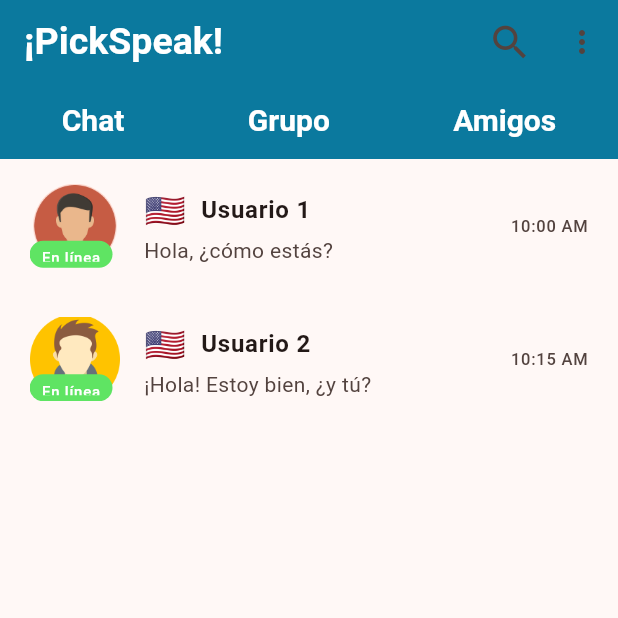
After one commit to Vane737/picspeak_movil, a Flutter app: the ChatListScreen screen opened directly, on a phone screen of 412 x 824 dp, the top half of it. The commit adds this screen. Run offline on Flutter 3.47's test engine with Material 2 defaults, Android fonts, the phone set to English and light mode, and no system bars; our stand-ins replace emoji_picker_flutter, flutter_chat_bubble, flutter_svg, image_picker, logger, shared_preferences; accounts and stored records are empty; network calls fail.

Commit message:
add view chats

```diff
--- a/lib/views/auth/login_screen.dart
+++ b/lib/views/auth/login_screen.dart
@@ -5,6 +5,7 @@ import 'package:picspeak_front/config/theme/app_colors.dart';
 import 'package:picspeak_front/models/api_response.dart';
 import 'package:picspeak_front/models/user.dart';
 import 'package:picspeak_front/services/auth_service.dart';
+import 'package:picspeak_front/views/chat/ChatList.dart';
 import 'package:picspeak_front/views/screens/nationalitity_screen.dart';
 import 'package:picspeak_front/views/widgets/custom_button.dart';
 import 'package:shared_preferences/shared_preferences.dart';
@@ -45,7 +46,7 @@ class _LoginScreenState extends State<LoginScreen> {
     await pref.setInt('userId', user.id ?? 0);
     Navigator.of(context).pushAndRemoveUntil(
         MaterialPageRoute(
-          builder: (context) => const NationalityScreen(),
+          builder: (context) => ChatList(),
         ),
         (route) => false);
   }
--- a/lib/views/auth/validate_email_screen.dart
+++ b/lib/views/auth/validate_email_screen.dart
@@ -96,7 +96,8 @@ class ValidateEmailScreen extends StatelessWidget {
                   onPressed: () {
                     Navigator.push(
                       context,
-                      MaterialPageRoute(builder: (context) => const NationalityScreen()),
+                      MaterialPageRoute(
+                          builder: (context) => const NationalityScreen()),
                     );
                   },
                 ),
--- /dev/null
+++ b/lib/views/chat/Chat.dart
@@ -0,0 +1,10 @@
+import 'package:flutter/material.dart';
+
+class Chat {
+  final String senderName;
+  final String lastMessage;
+  final String time;
+  final String imageAsset; // Ruta de la imagen para el chat
+
+  Chat(this.senderName, this.lastMessage, this.time, this.imageAsset);
+}
--- /dev/null
+++ b/lib/views/chat/ChatList.dart
@@ -0,0 +1,202 @@
+import 'package:flutter/material.dart';
+
+import 'package:flutter_chat_bubble/chat_bubble.dart';
+import 'package:flutter_chat_bubble/bubble_type.dart';
+import 'package:picspeak_front/views/chat/Chat.dart';
+import 'package:picspeak_front/views/chat/IndividualChat.dart';
+import 'package:picspeak_front/views/chat/chatListItem.dart';
+
+void main() => runApp(ChatList());
+
+class ChatList extends StatelessWidget {
+  @override
+  Widget build(BuildContext context) {
+    return MaterialApp(
+      home: ChatListScreen(),
+    );
+  }
+}
+
+class ChatListScreen extends StatelessWidget {
+  final List<Chat> chatList = [
+    Chat("Usuario 1", "Hola, ¿cómo estás?", "10:00 AM",
+        'assets/imagenes/avatar1.png'),
+    Chat("Usuario 2", "¡Hola! Estoy bien, ¿y tú?", "10:15 AM",
+        'assets/imagenes/avatar2.png'),
+    // Agrega más chats aquí...
+  ];
+
+  @override
+  Widget build(BuildContext context) {
+    return Scaffold(
+      appBar: AppBar(
+        elevation: 0,
+        backgroundColor: Color.fromARGB(255, 11, 121, 158),
+
+        title: Text(
+          '¡PickSpeak!',
+          style: TextStyle(
+            color: Colors.white,
+            fontWeight: FontWeight.bold,
+            fontSize: 25,
+          ),
+        ), // Título principal
+        actions: [
+          Container(
+            // Este es el "segundo AppBar" que emulamos en el ejemplo anterior.
+            height: 50,
+            color: Color.fromARGB(255, 11, 121, 158),
+            child: Row(
+              children: [
+                IconButton(
+                  icon: Icon(
+                    Icons.search,
+                    size: 30,
+                  ),
+                  onPressed: () {
+                    // Agregar aquí la lógica para la búsqueda.
+                  },
+                ),
+                PopupMenuButton<String>(
+                  onSelected: (choice) {
+                    // Manejar las opciones del menú.
+                    if (choice == 'Perfil') {
+                      // Lógica para abrir la pantalla de chat.
+                    } else if (choice == 'Informacion') {
+                      // Lógica para abrir la pantalla de grupos.
+                    } else if (choice == 'Ajustes') {
+                      // Lógica par
+                      //a abrir la pantalla de amigos.
+                    } else if (choice == 'Cerrar Sesion') {
+                      // Lógica par
+                      //a abrir la pantalla de amigos.
+                    }
+                  },
+                  itemBuilder: (BuildContext context) {
+                    return ['Perfil', 'Informacion', 'Ajustes', 'Cerrar Sesion']
+                        .map((String choice) {
+                      return PopupMenuItem<String>(
+                        value: choice,
+                        child: Text(choice),
+                      );
+                    }).toList();
+                  },
+                ),
+              ],
+            ),
+          ),
+        ],
+      ),
+      body: Column(
+        children: [
+          Container(
+            height: 50,
+            color: Color.fromARGB(255, 11, 121, 158),
+            child: Row(
+              mainAxisAlignment:
+                  MainAxisAlignment.spaceAround, // Alineación de los botones
+              children: [
+                Column(
+                  children: [
+                    TextButton(
+                      onPressed: () {
+                        // Lógica para abrir la pantalla de chats.
+                      },
+                      style: ButtonStyle(
+                        textStyle: MaterialStateProperty.all<TextStyle>(
+                          TextStyle(
+                            fontSize: 16, // Cambia el tamaño de la letra
+                            color: Color.fromARGB(255, 248, 248,
+                                248), // Cambia el color del texto
+                          ),
+                        ),
+                      ),
+                      child: Text(
+                        "Chat",
+                        style: TextStyle(
+                          color: Colors.white,
+                          fontWeight: FontWeight.bold,
+                          fontSize: 20,
+                        ),
+                      ),
+                    ),
+                  ],
+                ),
+                Column(
+                  children: [
+                    TextButton(
+                      onPressed: () {
+                        // Lógica para abrir la pantalla de chats.
+                      },
+                      style: ButtonStyle(
+                        textStyle: MaterialStateProperty.all<TextStyle>(
+                          TextStyle(
+                            fontSize: 16, // Cambia el tamaño de la letra
+                            color: Color.fromARGB(255, 248, 248,
+                                248), // Cambia el color del texto
+                          ),
+                        ),
+                      ),
+                      child: Text(
+                        "Grupo",
+                        style: TextStyle(
+                          color: Colors.white,
+                          fontWeight: FontWeight.bold,
+                          fontSize: 20,
+                        ),
+                      ),
+                    ),
+                  ],
+                ),
+                Column(
+                  children: [
+                    TextButton(
+                      onPressed: () {
+                        // Lógica para abrir la pantalla de chats.
+                      },
+                      style: ButtonStyle(
+                        textStyle: MaterialStateProperty.all<TextStyle>(
+                          TextStyle(
+                            fontSize: 16, // Cambia el tamaño de la letra
+                            color: Color.fromARGB(255, 255, 255,
+                                255), // Cambia el color del texto
+                          ),
+                        ),
+                      ),
+                      child: Text(
+                        "Amigos",
+                        style: TextStyle(
+                          color: Colors.white,
+                          fontWeight: FontWeight.bold,
+                          fontSize: 20,
+                        ),
+                      ),
+                    ),
+                  ],
+                ),
+              ],
+            ),
+          ),
+          Expanded(
+            child: ListView.builder(
+              itemCount: chatList.length,
+              itemBuilder: (context, index) {
+                final chat = chatList[index];
+                return ChatListItem(chat);
+              },
+            ),
+          ),
+        ],
+      ),
+    );
+  }
+}
+
+class IndividualChatScreen extends StatefulWidget {
+  final Chat chat;
+
+  IndividualChatScreen(this.chat);
+
+  @override
+  IndividualChatScreenState createState() => IndividualChatScreenState();
+}
--- /dev/null
+++ b/lib/views/chat/ChatListItem.dart
@@ -0,0 +1,75 @@
+import 'package:flutter/material.dart';
+import 'package:picspeak_front/views/chat/Chat.dart';
+import 'package:picspeak_front/views/chat/ChatList.dart';
+
+class ChatListItem extends StatelessWidget {
+  final Chat chat;
+
+  ChatListItem(this.chat);
+
+  @override
+  Widget build(BuildContext context) {
+    return ListTile(
+      contentPadding: EdgeInsets.symmetric(
+        vertical: 10.0,
+        horizontal: 20.0,
+      ),
+      leading: Stack(
+        children: [
+          CircleAvatar(
+            radius: 30.0,
+            child: Image.asset(
+              chat.imageAsset, // Utiliza la ruta de la imagen del chat actual
+              width: 60.0,
+              height: 60.0,
+              fit: BoxFit.cover,
+            ),
+          ),
+          Positioned(
+            top: 38,
+            bottom: 0,
+            right: 5,
+            child: Container(
+              decoration: BoxDecoration(
+                color: Color.fromARGB(255, 95, 228, 99),
+                borderRadius: BorderRadius.circular(10.0),
+              ),
+              padding: EdgeInsets.symmetric(horizontal: 8.0, vertical: 4.0),
+              child: Text(
+                "En línea",
+                style: TextStyle(
+                  color: Colors.white,
+                  fontSize: 10.0,
+                ),
+              ),
+            ),
+          ),
+        ],
+      ),
+      title: Row(
+        children: [
+          Text(
+            "🇺🇸",
+            style: TextStyle(
+              fontSize: 22.0,
+            ),
+          ),
+          SizedBox(width: 10.0),
+          Text(
+            chat.senderName,
+            style: TextStyle(
+              fontWeight: FontWeight.bold,
+            ),
+          ),
+        ],
+      ),
+      subtitle: Text(chat.lastMessage),
+      trailing: Text(chat.time),
+      onTap: () {
+        Navigator.of(context).push(MaterialPageRoute(
+          builder: (context) => IndividualChatScreen(chat),
+        ));
+      },
+    );
+  }
+}
--- a/pubspec.yaml
+++ b/pubspec.yaml
@@ -39,6 +39,7 @@ dependencies:
   http: ^1.1.0
   logger: ^2.0.2+1
   shared_preferences: ^2.2.2
+  emoji_picker_flutter: ^1.6.3
 
 dev_dependencies:
   flutter_test:
@@ -50,6 +51,8 @@ dev_dependencies:
   # package. See that file for information about deactivating specific lint
   # rules and activating additional ones.
   flutter_lints: ^2.0.0
+  flutter_chat_bubble: 2.0.2
+
 
 # For information on the generic Dart part of this file, see the
 # following page: https://dart.dev/tools/pub/pubspec
@@ -70,6 +73,8 @@ flutter:
     - assets/language.svg
     - assets/imagenes/first.png
     - assets/imagenes/inicio.png
+    - assets/imagenes/avatar1.png
+    - assets/imagenes/avatar2.png
 
 
   # An image asset can refer to one or more resolution-specific "variants", see
```
Also changed, not shown: lib/config/constants/api_routes.dart (+7 -7 lines), lib/views/auth/register_screen.dart (+5 -3 lines), lib/views/chat/ChatBubble.dart (added, +54 -0 lines), lib/views/chat/ChatBubbleReply.dart (added, +35 -0 lines), lib/views/chat/IndividualChat.dart (added, +121 -0 lines), lib/views/screens/language_selection_screen.dart (+7 -8 lines), assets/imagenes/avatar1.png (added), assets/imagenes/avatar2.png (added), 5 other files.
